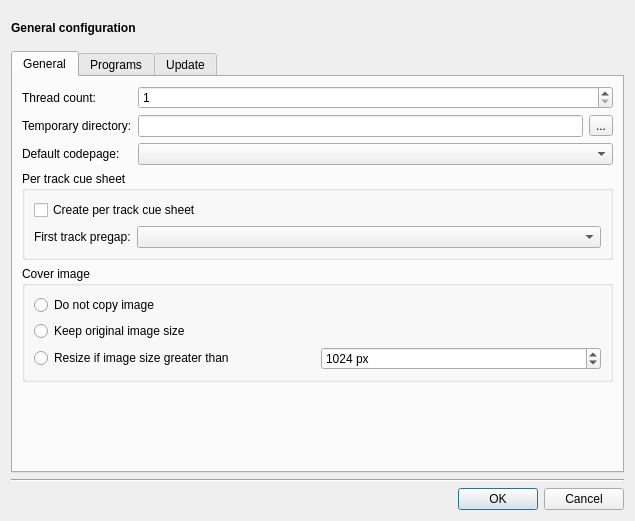
Qt form gui/configdialog/configdialog.ui (flacon/flacon) before a commit.
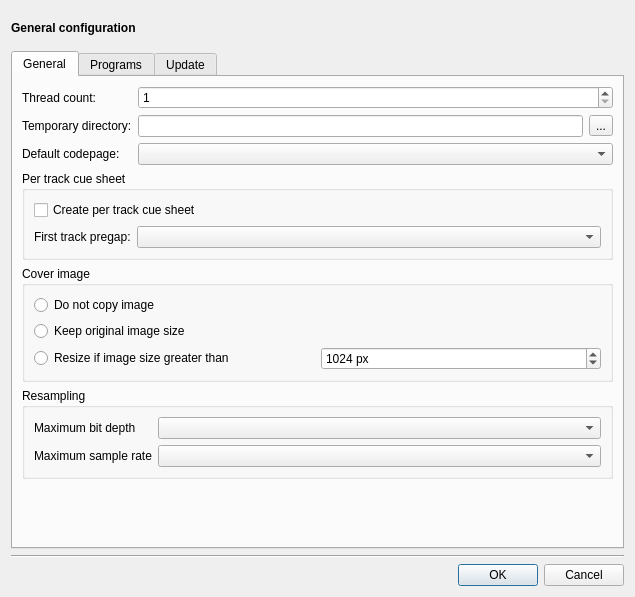
The same form after that commit. Custom widgets are drawn as their Qt base class.

```diff
--- a/gui/configdialog/configdialog.ui
+++ b/gui/configdialog/configdialog.ui
@@ -7,7 +7,7 @@
     <x>0</x>
     <y>0</y>
     <width>635</width>
-    <height>521</height>
+    <height>597</height>
    </rect>
   </property>
   <property name="sizePolicy">
@@ -229,11 +229,49 @@
            </layout>
           </widget>
          </item>
+         <item>
+          <widget class="QGroupBox" name="resamplingGroupBox">
+           <property name="minimumSize">
+            <size>
+             <width>0</width>
+             <height>0</height>
+            </size>
+           </property>
+           <property name="title">
+            <string>Resampling</string>
+           </property>
+           <layout class="QFormLayout" name="formLayout">
+            <item row="0" column="0">
+             <widget class="QLabel" name="bitDepthLabel">
+              <property name="text">
+               <string>Maximum bit depth</string>
+              </property>
+             </widget>
+            </item>
+            <item row="0" column="1">
+             <widget class="QComboBox" name="bitDepthComboBox"/>
+            </item>
+            <item row="1" column="0">
+             <widget class="QLabel" name="sampleRateLabel">
+              <property name="text">
+               <string>Maximum sample rate</string>
+              </property>
+             </widget>
+            </item>
+            <item row="1" column="1">
+             <widget class="QComboBox" name="sampleRateComboBox"/>
+            </item>
+           </layout>
+          </widget>
+         </item>
          <item>
           <spacer name="verticalSpacer_5">
            <property name="orientation">
             <enum>Qt::Vertical</enum>
            </property>
+           <property name="sizeType">
+            <enum>QSizePolicy::Expanding</enum>
+           </property>
            <property name="sizeHint" stdset="0">
             <size>
              <width>20</width>
```
Left out of the diff: 21 changed lines with no effect on the pictures.
